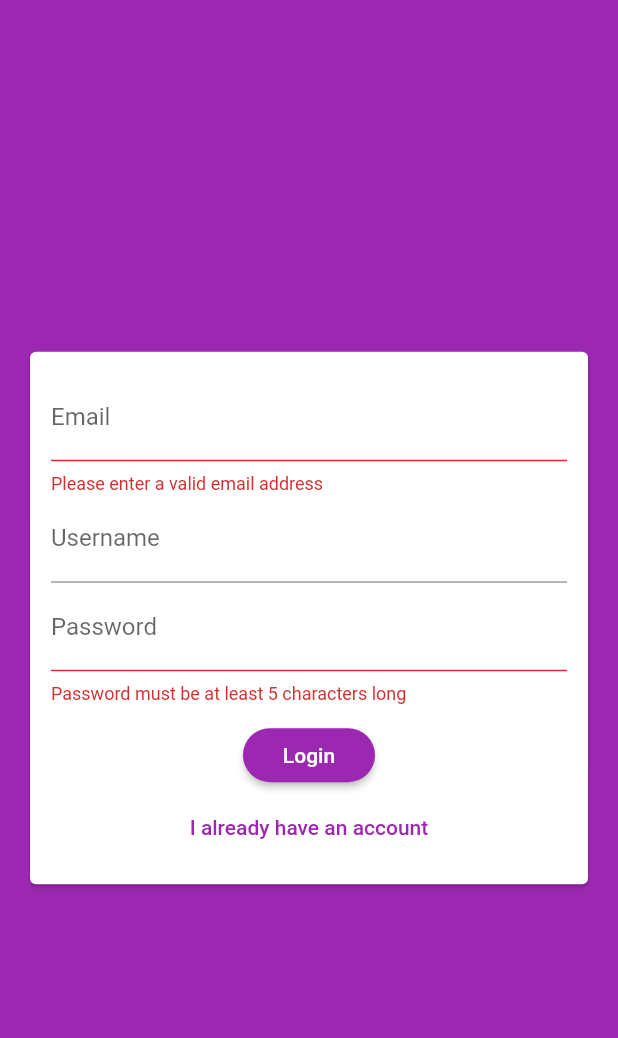
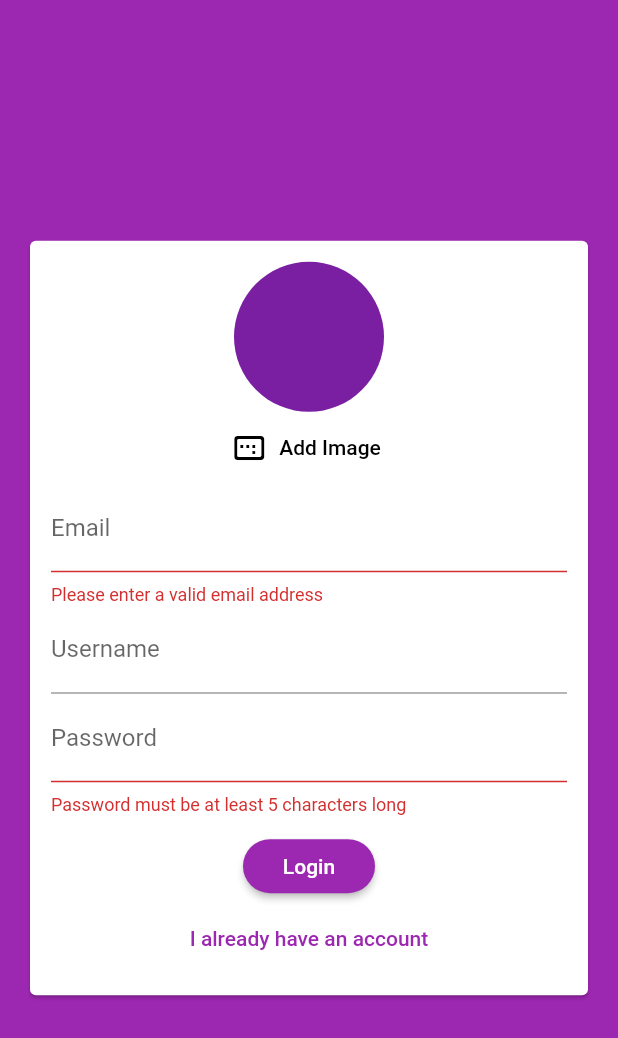
Before and after one commit to dimasday90/flutter_chat, a Flutter app: the screen it shows after launch, after a tap on "Login", after a tap on "Create new account", on a phone screen of 412 x 824 dp. Shown: the top 1038 px of the screen. Run offline on Flutter 3.47's test engine with Material 2 defaults, Android fonts, the light colour scheme and no system bars; our stand-ins replace cloud_firestore, firebase_auth, firebase_storage, image_picker; accounts and stored records are empty.

Commit message:
add image picker feautre when signing up

```diff
--- a/lib/screens/auth_screen.dart
+++ b/lib/screens/auth_screen.dart
@@ -1,7 +1,9 @@
+import 'dart:io';
 import 'package:flutter/material.dart';
 import 'package:firebase_auth/firebase_auth.dart';
 import 'package:flutter/services.dart';
 import 'package:cloud_firestore/cloud_firestore.dart';
+import 'package:firebase_storage/firebase_storage.dart';
 
 //* utils
 import '../utils/constants.dart';
@@ -23,6 +25,7 @@ class _AuthScreenState extends State<AuthScreen> {
     String email,
     String username,
     String password,
+    File image,
     AuthStatus status,
   ) async {
     try {
@@ -40,12 +43,23 @@ class _AuthScreenState extends State<AuthScreen> {
           email: email,
           password: password,
         );
+
+        final StorageReference ref = FirebaseStorage.instance
+            .ref()
+            .child('user_image')
+            .child(authResult.user.uid + '.jpg');
+
+        await ref.putFile(image).onComplete;
+
+        final imageUrl = await ref.getDownloadURL();
+
         await Firestore.instance
             .collection('users')
             .document(authResult.user.uid)
             .setData({
           "email": email,
           "username": username,
+          "imageUrl": imageUrl,
         });
       }
     } on PlatformException catch (err) {
--- a/lib/widgets/auth/auth_form.dart
+++ b/lib/widgets/auth/auth_form.dart
@@ -1,7 +1,11 @@
+import 'dart:io';
 import 'package:flutter/material.dart';
 
 //* utils
 import '../../utils/constants.dart';
+
+//* widgets
+import '../pickers/user_image_picker.dart';
 
 class AuthForm extends StatefulWidget {
   AuthForm(this.submitHandler, this.isLoading);
@@ -11,6 +15,7 @@ class AuthForm extends StatefulWidget {
     String email,
     String password,
     String username,
+    File image,
     AuthStatus status,
   ) submitHandler;
   final bool isLoading;
@@ -25,10 +30,20 @@ class _AuthFormState extends State<AuthForm> {
   var _userEmail = "";
   var _userName = "";
   var _userPassword = "";
+  File _pickedImage;
+
+  void _pickImage(File image) {
+    _pickedImage = image;
+  }
 
   void _submit() {
     final isValid = _formKey.currentState.validate();
     FocusScope.of(context).unfocus();
+
+    if (_pickedImage == null && _status == AuthStatus.signup) {
+      return;
+    }
+
     if (isValid) {
       _formKey.currentState.save();
       widget.submitHandler(
@@ -36,6 +51,7 @@ class _AuthFormState extends State<AuthForm> {
         _userEmail.trim(),
         _userName.trim(),
         _userPassword.trim(),
+        _pickedImage,
         _status,
       );
     }
@@ -55,6 +71,10 @@ class _AuthFormState extends State<AuthForm> {
               child: Column(
                 mainAxisSize: MainAxisSize.min,
                 children: [
+                  if (_status == AuthStatus.signup)
+                    UserImagePicker(
+                      imagePickerHandler: _pickImage,
+                    ),
                   TextFormField(
                     key: ValueKey('email'),
                     validator: (value) {
--- /dev/null
+++ b/lib/widgets/pickers/user_image_picker.dart
@@ -0,0 +1,49 @@
+import 'dart:io';
+import 'package:flutter/material.dart';
+import 'package:image_picker/image_picker.dart';
+
+class UserImagePicker extends StatefulWidget {
+  final void Function(File pickedImage) imagePickerHandler;
+
+  UserImagePicker({@required this.imagePickerHandler});
+  @override
+  _UserImagePickerState createState() => _UserImagePickerState();
+}
+
+class _UserImagePickerState extends State<UserImagePicker> {
+  File _pickedImage;
+
+  void _pickImage() async {
+    final PickedFile pickedImageData = await ImagePicker().getImage(
+      source: ImageSource.camera,
+      imageQuality: 72,
+      maxWidth: 150,
+    );
+    final File pickedImageFile = File(pickedImageData.path);
+    setState(() {
+      _pickedImage = pickedImageFile;
+    });
+    widget.imagePickerHandler(pickedImageFile);
+  }
+
+  @override
+  Widget build(BuildContext context) {
+    return Column(
+      children: [
+        CircleAvatar(
+          radius: 50,
+          backgroundImage: _pickedImage != null
+              ? FileImage(
+                  _pickedImage,
+                )
+              : null,
+        ),
+        FlatButton.icon(
+          onPressed: _pickImage,
+          icon: Icon(Icons.image_aspect_ratio_rounded),
+          label: Text('Add Image'),
+        ),
+      ],
+    );
+  }
+}
```
